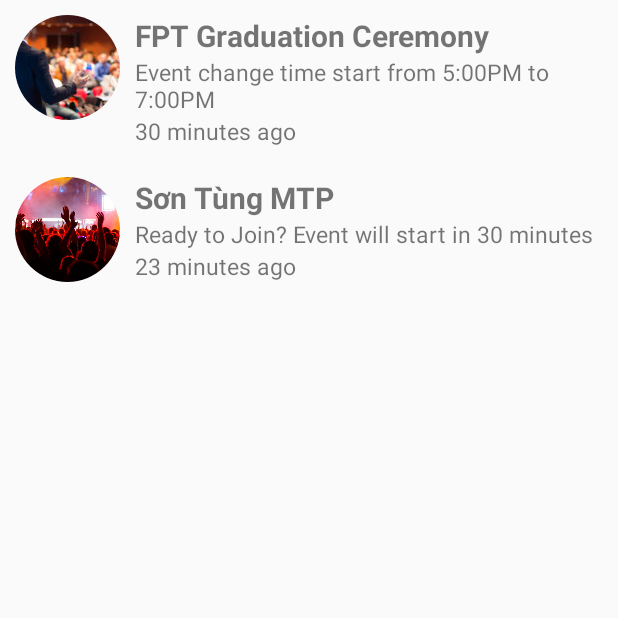
After one commit to OrionKaito/GigsHub, an Android app: the NotificationActivity screen opened directly, with no data from a screen before it, on a phone screen of 412 x 824 dp, the top half of it. The commit adds this screen. Run offline under Robolectric (Android 15) with nearby library versions, the phone set to English and light mode, and no system bars; our stand-ins replace CircleImageView.

Commit message:
sửa tí, thêm cái lish hình

```diff
--- a/Mobile/Gigshub1/app/src/main/AndroidManifest.xml
+++ b/Mobile/Gigshub1/app/src/main/AndroidManifest.xml
@@ -10,6 +10,7 @@
         android:allowBackup="true"
         android:hardwareAccelerated="false"
         android:icon="@drawable/ic_logo_apps"
+        android:label="Gigshub"
         android:largeHeap="true"
         android:roundIcon="@mipmap/ic_launcher_round"
         android:supportsRtl="true"
@@ -24,7 +25,7 @@
             android:theme="@style/MyActionBar.ActionBar" />
         <activity
             android:name=".DetailGigsActivity"
-            android:theme="@style/MyActionBar.ActionBar"></activity>
+            android:theme="@style/MyActionBar.ActionBar" />
         <activity
             android:name=".LoginActivity"
             android:theme="@style/MyActionBar.ActionBar"
@@ -40,14 +41,19 @@
             android:theme="@style/MyActionBar.ActionBar" />
         <activity
             android:name=".SplashActivity"
-            android:theme="@style/SplashscreenTheme"></activity>
-        <activity android:name=".CreateActivity"></activity>
+            android:theme="@style/SplashscreenTheme" />
+        <activity android:name=".CreateActivity" />
 
         <meta-data
             android:name="com.google.android.geo.API_KEY"
             android:value="AIzaSyBr3iE5LmK3FjbXuQeWlqpMKm6hPns0y_4" />
 
-        <activity android:name=".MapsActivity"></activity>
+        <activity android:name=".MapsActivity" />
+        <activity
+            android:name=".NotificationActivity"
+            android:theme="@style/MyActionBar.ActionBar">
+
+        </activity>
     </application>
 
 </manifest>
--- a/Mobile/Gigshub1/app/src/main/java/com/example/myfuckingpc/gigshub1/GigsAdapter.java
+++ b/Mobile/Gigshub1/app/src/main/java/com/example/myfuckingpc/gigshub1/GigsAdapter.java
@@ -35,7 +35,7 @@ public class GigsAdapter extends RecyclerView.Adapter<GigsAdapter.MyViewHolder>
     @Override
     public MyViewHolder onCreateViewHolder(ViewGroup parent, int viewType) {
         View itemView = LayoutInflater.from(parent.getContext())
-                .inflate(R.layout.gigs_list, parent, false);
+                .inflate(R.layout.list_gigs, parent, false);
 
         return new MyViewHolder(itemView);
     }
--- a/Mobile/Gigshub1/app/src/main/java/com/example/myfuckingpc/gigshub1/GlideAppModule.java
+++ /dev/null
@@ -1,7 +0,0 @@
-package com.example.myfuckingpc.gigshub1;
-
-import com.bumptech.glide.annotation.GlideModule;
-import com.bumptech.glide.module.AppGlideModule;
-
-@GlideModule
-public class GlideAppModule extends AppGlideModule {}
--- /dev/null
+++ b/Mobile/Gigshub1/app/src/main/java/com/example/myfuckingpc/gigshub1/Notification.java
@@ -0,0 +1,47 @@
+package com.example.myfuckingpc.gigshub1;
+
+import java.io.Serializable;
+
+public class Notification implements Serializable {
+    private String name, detail, time;
+    private int image;
+
+    public Notification(String name, String detail, String time, int image) {
+        this.name = name;
+        this.detail = detail;
+        this.time = time;
+        this.image = image;
+    }
+
+    public String getName() {
+        return name;
+    }
+
+    public void setName(String name) {
+        this.name = name;
+    }
+
+    public String getDetail() {
+        return detail;
+    }
+
+    public void setDetail(String detail) {
+        this.detail = detail;
+    }
+
+    public String getTime() {
+        return time;
+    }
+
+    public void setTime(String time) {
+        this.time = time;
+    }
+
+    public int getImage() {
+        return image;
+    }
+
+    public void setImage(int image) {
+        this.image = image;
+    }
+}
--- /dev/null
+++ b/Mobile/Gigshub1/app/src/main/java/com/example/myfuckingpc/gigshub1/NotificationActivity.java
@@ -0,0 +1,41 @@
+package com.example.myfuckingpc.gigshub1;
+
+import android.content.Intent;
+import android.support.v7.app.AppCompatActivity;
+import android.os.Bundle;
+import android.support.v7.widget.DefaultItemAnimator;
+import android.support.v7.widget.LinearLayoutManager;
+import android.support.v7.widget.RecyclerView;
+import android.view.View;
+
+import java.util.ArrayList;
+import java.util.List;
+
+public class NotificationActivity extends AppCompatActivity {
+    private RecyclerView recyclerView;
+    private NotificationAdapter notificationAdapter;
+    private List<Notification> notificationList;
+
+    @Override
+    protected void onCreate(Bundle savedInstanceState) {
+        super.onCreate(savedInstanceState);
+        setContentView(R.layout.activity_notification);
+        notificationList = new ArrayList<>();
+        notificationAdapter = new NotificationAdapter(notificationList);
+        recyclerView = findViewById(R.id.rv_notification);
+        RecyclerView.LayoutManager mLayoutManager = new LinearLayoutManager(this);
+        recyclerView.setLayoutManager(mLayoutManager);
+        recyclerView.setItemAnimator(new DefaultItemAnimator());
+        setGigsList();
+        recyclerView.setAdapter(notificationAdapter);
+
+    }
+
+    private void setGigsList() {
+        Notification notification = new Notification("FPT Graduation Ceremony", "Event change time start from 5:00PM to 7:00PM", "30 minutes ago", R.drawable.image_event_1);
+        notificationList.add(notification);
+        notification = new Notification("Sơn Tùng MTP", "Ready to Join? Event will start in 30 minutes", "23 minutes ago", R.drawable.event2);
+        notificationList.add(notification);
+        notificationAdapter.notifyDataSetChanged();
+    }
+}
--- /dev/null
+++ b/Mobile/Gigshub1/app/src/main/java/com/example/myfuckingpc/gigshub1/NotificationAdapter.java
@@ -0,0 +1,56 @@
+package com.example.myfuckingpc.gigshub1;
+
+import android.support.annotation.NonNull;
+import android.support.v7.widget.RecyclerView;
+import android.view.LayoutInflater;
+import android.view.View;
+import android.view.ViewGroup;
+import android.widget.TextView;
+
+import java.util.List;
+
+import de.hdodenhof.circleimageview.CircleImageView;
+
+public class NotificationAdapter extends RecyclerView.Adapter<NotificationAdapter.MyViewHolder> {
+    private List<Notification> notificationList;
+
+    public NotificationAdapter(List<Notification> notificationList) {
+        this.notificationList = notificationList;
+    }
+
+    public class MyViewHolder extends RecyclerView.ViewHolder {
+        public TextView name, time, detail;
+        public CircleImageView image;
+
+        public MyViewHolder(View view) {
+            super(view);
+            name = view.findViewById(R.id.tv_notification_user);
+            detail = view.findViewById(R.id.tv_notification_detail);
+            time = view.findViewById(R.id.tv_notification_time);
+            image = view.findViewById(R.id.civ_notification_image);
+        }
+    }
+
+    @NonNull
+    @Override
+    public MyViewHolder onCreateViewHolder(@NonNull ViewGroup viewGroup, int i) {
+        View itemView = LayoutInflater.from(viewGroup.getContext())
+                .inflate(R.layout.list_notification, viewGroup, false);
+
+        return new MyViewHolder(itemView);
+    }
+
+    @Override
+    public void onBindViewHolder(@NonNull MyViewHolder myViewHolder, int i) {
+        Notification notification = notificationList.get(i);
+        myViewHolder.image.setImageResource(notification.getImage());
+        myViewHolder.name.setText(notification.getName());
+        myViewHolder.time.setText(notification.getTime());
+        myViewHolder.detail.setText(notification.getDetail());
+    }
+
+    @Override
+    public int getItemCount() {
+        return notificationList.size();
+    }
+}
--- a/Mobile/Gigshub1/app/src/main/res/layout/activity_detail_gigs.xml
+++ b/Mobile/Gigshub1/app/src/main/res/layout/activity_detail_gigs.xml
@@ -6,10 +6,6 @@
     android:layout_height="match_parent"
     android:background="@color/white"
     android:orientation="vertical"
-    android:paddingLeft="20dp"
-    android:paddingTop="20dp"
-    android:paddingRight="20dp"
-    android:paddingBottom="10dp"
     tools:context=".DetailGigsActivity">
 
     <com.chabbal.slidingdotsplash.SlidingSplashView
@@ -28,8 +24,11 @@
         android:layout_width="match_parent"
         android:layout_height="wrap_content"
         android:layout_alignParentBottom="true"
-        android:layout_marginTop="10dp"
         android:orientation="horizontal"
+        android:paddingLeft="20dp"
+        android:paddingTop="20dp"
+        android:paddingRight="20dp"
+        android:paddingBottom="10dp"
         android:weightSum="2">
 
         <LinearLayout
@@ -99,7 +98,11 @@
 
         <RelativeLayout
             android:layout_width="match_parent"
-            android:layout_height="wrap_content">
+            android:layout_height="wrap_content"
+            android:paddingLeft="20dp"
+            android:paddingTop="20dp"
+            android:paddingRight="20dp"
+            android:paddingBottom="10dp">
 
             <TextView
                 android:id="@+id/tv_gigs_title"
--- a/Mobile/Gigshub1/app/src/main/res/layout/activity_main.xml
+++ b/Mobile/Gigshub1/app/src/main/res/layout/activity_main.xml
@@ -9,7 +9,7 @@
     <com.astuetz.PagerSlidingTabStrip
         android:id="@+id/tabs"
         android:layout_width="match_parent"
-        android:layout_height="50dp"
+        android:layout_height="45dp"
         android:layout_alignParentBottom="true"
         android:background="@color/white" />
 
--- /dev/null
+++ b/Mobile/Gigshub1/app/src/main/res/layout/activity_notification.xml
@@ -0,0 +1,14 @@
+<?xml version="1.0" encoding="utf-8"?>
+<LinearLayout xmlns:android="http://schemas.android.com/apk/res/android"
+    xmlns:app="http://schemas.android.com/apk/res-auto"
+    xmlns:tools="http://schemas.android.com/tools"
+    android:layout_width="match_parent"
+    android:layout_height="match_parent"
+    tools:context=".NotificationActivity">
+
+    <android.support.v7.widget.RecyclerView
+        android:id="@+id/rv_notification"
+        android:layout_width="match_parent"
+        android:layout_height="match_parent"/>
+
+</LinearLayout>
--- a/Mobile/Gigshub1/app/src/main/res/layout/fragment_search.xml
+++ b/Mobile/Gigshub1/app/src/main/res/layout/fragment_search.xml
@@ -5,7 +5,6 @@
     android:layout_height="match_parent"
     tools:context=".SearchFragment">
 
-    <!-- TODO: Update blank fragment layout -->
     <LinearLayout
         android:id="@+id/ll_main_top_bar"
         android:layout_width="match_parent"
--- a/Mobile/Gigshub1/app/src/main/res/layout/gigs_list.xml
+++ b/Mobile/Gigshub1/app/src/main/res/layout/list_gigs.xml
@@ -81,16 +81,11 @@
         android:textSize="15sp" />
 
     <TextView
-        android:id="@+id/tv_date_title"
         android:layout_width="match_parent"
         android:layout_height="wrap_content"
         android:layout_below="@id/tv_gigs_place"
-        android:text="Time/Date"
-        android:textStyle="bold" />
-
-    <TextView
-        android:layout_width="match_parent"
-        android:layout_height="wrap_content"
-        android:layout_below="@id/tv_date_title"
-        android:text="Thursday, 13:00 20/12/2018" />
+        android:paddingTop="5dp"
+        android:text="Thursday, 13:00 20/12/2018"
+        android:textColor="@color/black"
+        android:textSize="15sp" />
 </RelativeLayout>
--- /dev/null
+++ b/Mobile/Gigshub1/app/src/main/res/layout/list_notification.xml
@@ -0,0 +1,41 @@
+<?xml version="1.0" encoding="utf-8"?>
+<RelativeLayout xmlns:android="http://schemas.android.com/apk/res/android"
+    android:layout_width="match_parent"
+    android:padding="10dp"
+    android:layout_height="wrap_content">
+
+    <de.hdodenhof.circleimageview.CircleImageView
+        android:id="@+id/civ_notification_image"
+        android:layout_width="70dp"
+        android:layout_height="70dp" />
+
+    <RelativeLayout
+        android:layout_width="wrap_content"
+        android:layout_marginLeft="10dp"
+        android:layout_toRightOf="@id/civ_notification_image"
+        android:layout_height="wrap_content">
+
+        <TextView
+            android:id="@+id/tv_notification_user"
+            android:layout_width="wrap_content"
+            android:layout_height="wrap_content"
+            android:maxLines="1"
+            android:textSize="20sp"
+            android:textStyle="bold" />
+
+        <TextView
+            android:id="@+id/tv_notification_detail"
+            android:layout_width="wrap_content"
+            android:layout_height="wrap_content"
+            android:layout_below="@id/tv_notification_user"
+            android:maxLines="2"
+            android:textSize="15sp" />
+
+        <TextView
+            android:id="@+id/tv_notification_time"
+            android:layout_width="match_parent"
+            android:layout_height="wrap_content"
+            android:layout_below="@id/tv_notification_detail"
+            android:textSize="15sp" />
+    </RelativeLayout>
+</RelativeLayout>
```
Also changed, not shown: Mobile/Gigshub1/app/src/main/res/drawable/ic_home.png, Mobile/Gigshub1/app/src/main/res/drawable/ic_notification.png (added), Mobile/Gigshub1/app/src/main/res/drawable/ic_personal.png, Mobile/Gigshub1/app/src/main/res/drawable/ic_search.png.
